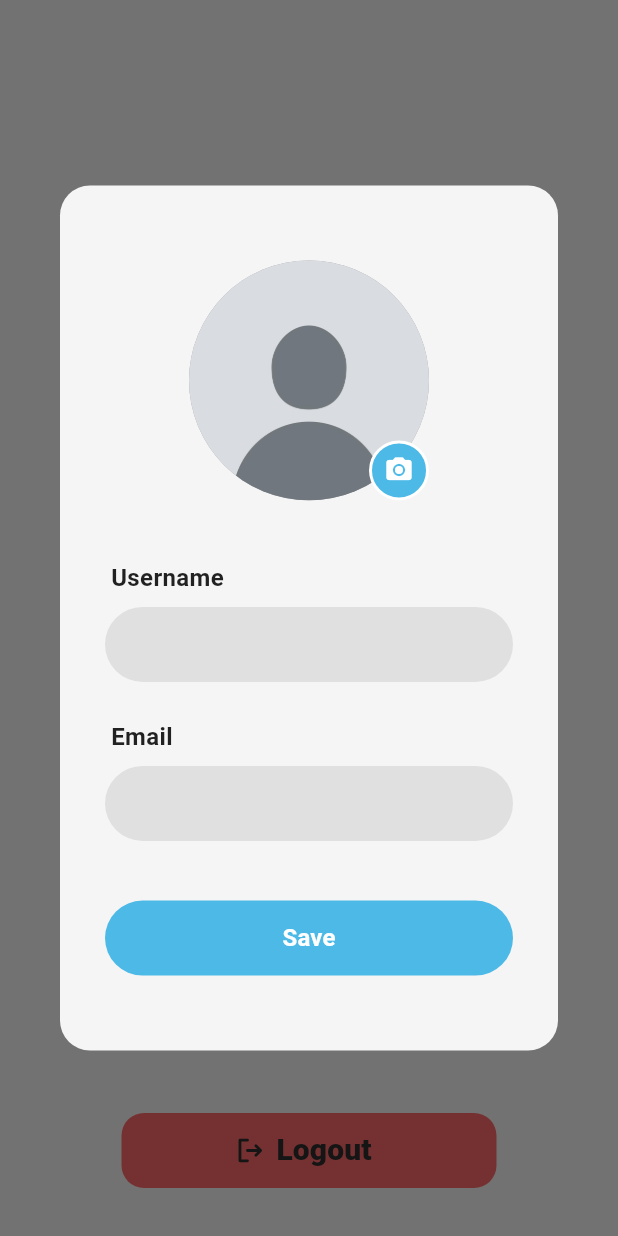
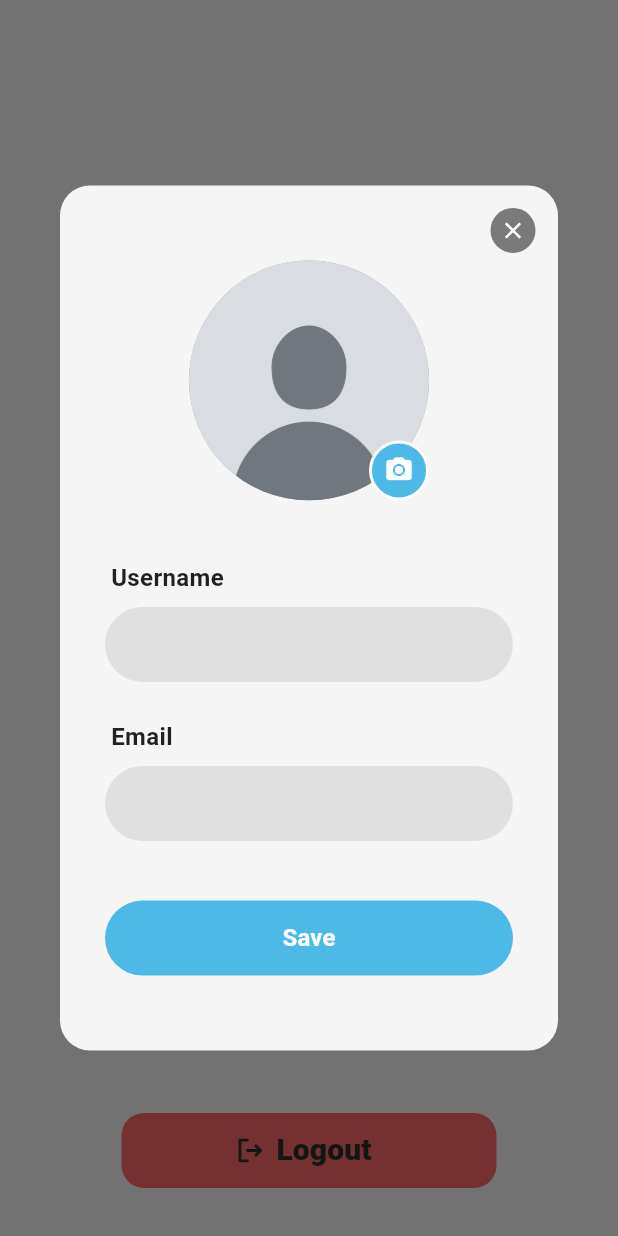
Before and after one commit to Yoelaugustan/TravelStory, a Flutter app: the UserPage screen opened directly, after a tap on "Edit Profile", on a phone screen of 412 x 824 dp. Run offline on Flutter 3.47's test engine with Material 3 defaults, Android fonts, the phone set to English and light mode, and no system bars; our stand-ins replace image_picker, phosphor_flutter, supabase_flutter; accounts and stored records are empty.

Commit message:
Add Close Button

```diff
--- a/lib/modals/user_modal.dart
+++ b/lib/modals/user_modal.dart
@@ -213,7 +213,9 @@ class _UserModalState extends State<UserModal> {
           ? const Center(
               child: CircularProgressIndicator(color: Color(0xFF4CB9E7)),
             )
-          : Padding(
+          : Stack(
+              children: [
+                Padding(
                   padding: const EdgeInsets.all(30),
                   child: Form(
                     key: _formKey,
@@ -382,6 +384,30 @@ class _UserModalState extends State<UserModal> {
                     ),
                   ),
                 ),
+
+                // 👈 NEW: Close (X) Button
+                Positioned(
+                  top: 15,
+                  right: 15,
+                  child: GestureDetector(
+                    onTap: () => Navigator.pop(context),
+                    child: Container(
+                      width: 30,
+                      height: 30,
+                      decoration: BoxDecoration(
+                        color: Colors.black.withOpacity(0.5),
+                        shape: BoxShape.circle,
+                      ),
+                      child: const Icon(
+                        Icons.close,
+                        color: Colors.white,
+                        size: 18,
+                      ),
+                    ),
+                  ),
+                ),
+              ],
+            ),
       ),
     );
   }
```
Lines whose indentation alone changed are shown as unchanged.
